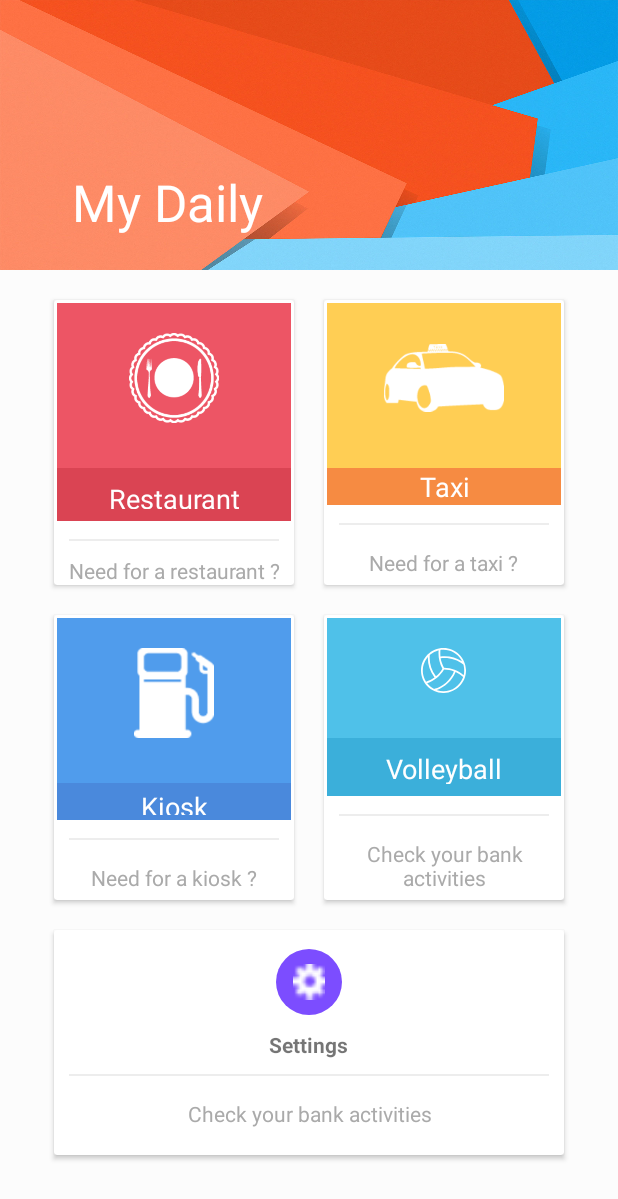
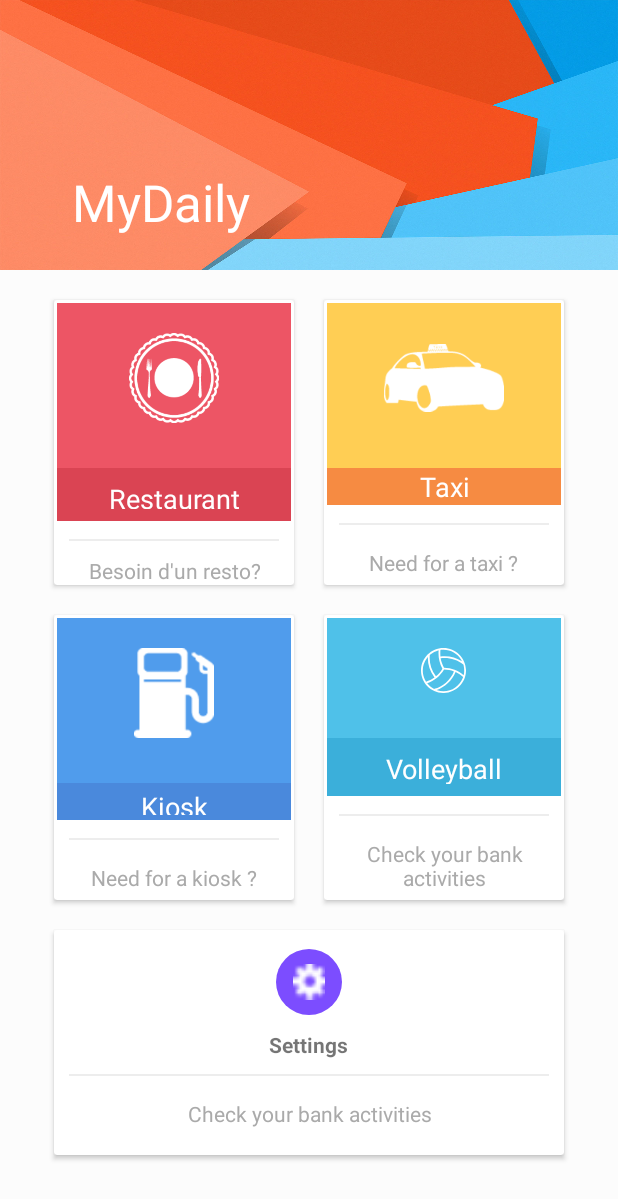
Before and after one commit to ShadowGhost228/MyDaily, an Android app: the screen it shows after launch once a user with an empty profile is signed in (MainActivity), on a phone screen of 412 x 824 dp. Shown: the top 1199 px of the screen. Run offline under Robolectric (Android 15) with nearby library versions, the phone set to English and light mode, and no system bars; our stand-ins replace Firebase (no records; nobody signed in at launch, a user with empty details on screens opened directly).

Commit message:
mise à jour langue (pas terminé)

```diff
--- a/app/src/main/res/layout/activity_main.xml
+++ b/app/src/main/res/layout/activity_main.xml
@@ -94,11 +94,11 @@ tools:context="com.esiea.mydaily.SecondActivity">
                             android:padding="8dp"
                             android:layout_marginTop="30dp"
                             android:background="@color/colorGrapeFruitDark"
-                            android:text="Restaurant"
+                            android:text="@string/btn_rest_tv_one"
                             android:textSize="18sp"
                             android:textAlignment="center"
                             android:textColor="@color/colorWhite"
-                            android:id="@+id/idrestaurant"
+
                             />
 
                     </LinearLayout>
@@ -111,9 +111,11 @@ tools:context="com.esiea.mydaily.SecondActivity">
                         android:layout_width="wrap_content"
                         android:layout_height="wrap_content"
                         android:gravity="center"
-                        android:text="Need for a restaurant ?"
+                        android:text="@string/btn_rest_tv_two"
                         android:padding="0dp"
-                        android:textColor="@android:color/darker_gray"/>
+                        android:textColor="@android:color/darker_gray"
+
+                        />
 
                 </LinearLayout>
             </android.support.v7.widget.CardView>
--- a/app/src/main/res/values/strings.xml
+++ b/app/src/main/res/values/strings.xml
@@ -1,5 +1,5 @@
 <resources>
-    <string name="app_name">My Daily</string>
+    <string name="app_name">MyDaily</string>
     <string name="action_sign_in_short">Register</string>
     <string name="email">Email</string>
     <string name="minimum_password">Password too short, enter minimum 6 characters!</string>
@@ -31,4 +31,11 @@
     <string name="forgot_password_msg">We just need your registered Email Id to sent you password reset instructions.</string>
     <string name="email_id">Email ID</string>
     <string name="btn_sign_google">Google</string>
+    <string name="btn_rest_tv_one">Restaurant</string>
+    <string name="btn_rest_tv_two">Besoin d'un resto?</string>
+    <string name="btn_taxi_tv_one">Taxi</string>
+    <string name="btn_taxi_tv_two">Besoin d'un taxi?</string>
+    <string name="btn_kiosk_tv_one">Kiosque</string>
+    <string name="btn_kiosk_tv_two">Besoin d'un kiosque</string>
+
 </resources>
```
Also changed, not shown: 3 other files.
